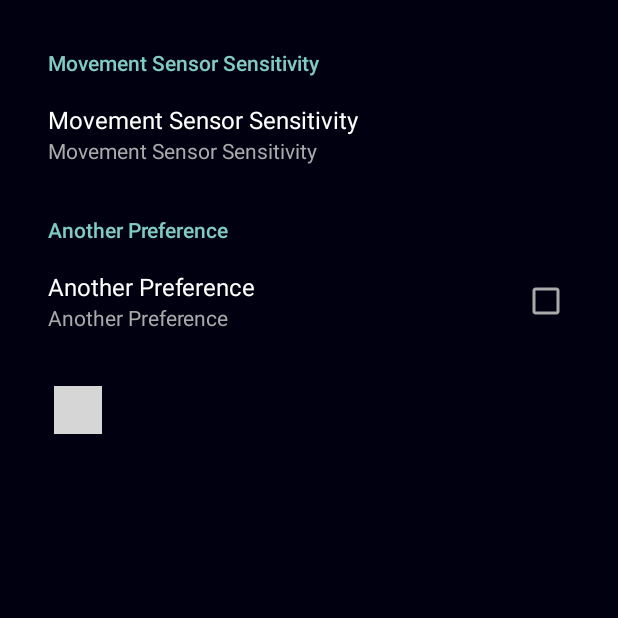
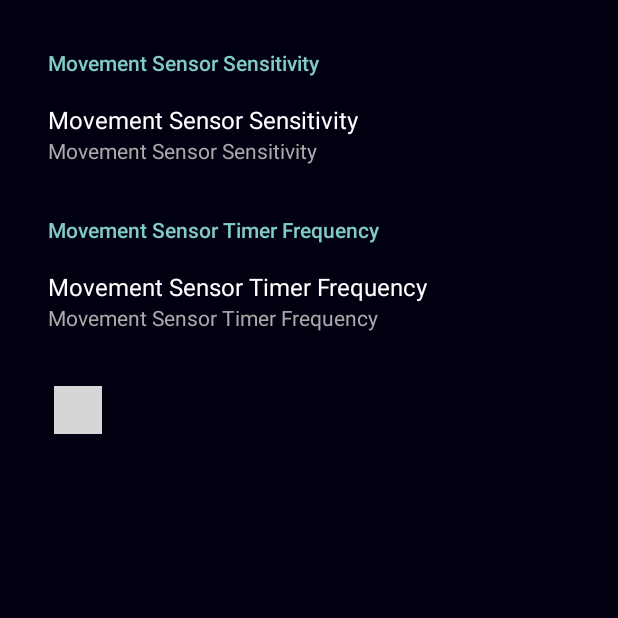
Before and after one commit to chadgolden/SleepTrack, an Android app: the screen it shows after launch (SettingsActivity), after a tap on "Options", on a phone screen of 412 x 824 dp, the top half of it. Run offline under Robolectric (Android 15) with nearby library versions, the phone set to English and light mode, and no system bars; libraries missing offline, so code that uses them is left out: com.github.mikephil.charting; plain views replace LineChart; 42 statements that could not run were skipped; grey boxes are pictures that could not be loaded.

Commit message:
PreferencesActivity now allows changing of the real-time motion sensor parameters.

```diff
--- a/app/src/main/java/com/chadgolden/sleeptrack/activity/MainActivity.java
+++ b/app/src/main/java/com/chadgolden/sleeptrack/activity/MainActivity.java
@@ -2,6 +2,8 @@ package com.chadgolden.sleeptrack.activity;
 
 import android.content.Context;
 import android.content.Intent;
+import android.content.SharedPreferences;
+import android.preference.PreferenceManager;
 import android.support.v7.app.ActionBarActivity;
 import android.os.Bundle;
 import android.view.LayoutInflater;
@@ -18,6 +20,7 @@ import android.widget.TextView;
 
 import com.chadgolden.sleeptrack.R;
 import com.chadgolden.sleeptrack.global.GlobalState;
+import com.chadgolden.sleeptrack.global.GlobalValues;
 import com.github.mikephil.charting.utils.Utils;
 import com.chadgolden.sleeptrack.ui.MyAdapter;
 import com.chadgolden.sleeptrack.ui.ContentItem;
@@ -37,6 +40,17 @@ public class MainActivity extends ActionBarActivity implements AdapterView.OnIte
         getWindow().setFlags(WindowManager.LayoutParams.FLAG_FULLSCREEN,
                 WindowManager.LayoutParams.FLAG_FULLSCREEN);
         setContentView(R.layout.activity_main);
+
+        // Get user application preferences so that we can easily make them accessible by
+        // other application modules.
+        SharedPreferences prefDeviceSensitivity = PreferenceManager.getDefaultSharedPreferences(this);
+
+        // Set some settings variables for other applications to access.
+        GlobalValues values = GlobalValues.getInstance();
+        values.addKeyValuePair("prefDeviceSensitivity",
+                prefDeviceSensitivity.getString("prefDeviceSensitivity", "NULL"));
+        values.addKeyValuePair("prefDeviceSensitivity1",
+                prefDeviceSensitivity.getString("prefDeviceSensitivity1", "NULL"));
 
         Utils.init(getResources());
 
@@ -121,56 +135,4 @@ public class MainActivity extends ActionBarActivity implements AdapterView.OnIte
         }
     }
 
-//    class ContentItem {
-//
-//        String itemName;
-//        String itemDescription;
-//
-//        public ContentItem(String name, String description) {
-//            this.itemName = name;
-//            this.itemDescription = description;
-//        }
-//
-//    }
-//
-//    class MyAdapter extends ArrayAdapter<ContentItem> {
-//
-//        public MyAdapter(Context context, List<ContentItem> items) {
-//            super(context, 0, items);
-//        }
-//
-//        @Override
-//        public View getView(int position, View convertView, ViewGroup parent) {
-//
-//            ContentItem contentItem = getItem(position);
-//
-//            ViewHolder holder = null;
-//
-//            if (convertView == null) {
-//
-//                holder = new ViewHolder();
-//
-//                convertView = LayoutInflater.from(getContext()).inflate(R.layout.list_item, null);
-//                holder.tvName = (TextView) convertView.findViewById(R.id.tvName);
-//                holder.tvDesc = (TextView) convertView.findViewById(R.id.tvDesc);
-//
-//                convertView.setTag(holder);
-//
-//            } else {
-//                holder = (ViewHolder) convertView.getTag();
-//            }
-//
-//            holder.tvName.setText(contentItem.itemName);
-//            holder.tvDesc.setText(contentItem.itemDescription);
-//
-//            return convertView;
-//        }
-//
-//        class ViewHolder {
-//
-//            TextView tvName, tvDesc;
-//        }
-//
-//    }
-
 }
--- /dev/null
+++ b/app/src/main/java/com/chadgolden/sleeptrack/global/GlobalValues.java
@@ -0,0 +1,57 @@
+package com.chadgolden.sleeptrack.global;
+
+import java.util.HashMap;
+import java.util.Map;
+
+/**
+ * Global access point in this application for accessing values stored in key value pairs where
+ * the keys and values are the String type. Type casting and conversion is the responsibility
+ * of the implementing modules.
+ */
+public class GlobalValues {
+
+    /** Singleton instance of this class. */
+    private static GlobalValues instance;
+
+    /** Keys and values are stored as String pairs. */
+    private Map<String, String> keyValuePairs;
+
+    /**
+     * Singleton no-arg constructor of this class.
+     */
+    private GlobalValues() {
+        keyValuePairs = new HashMap<>();
+    }
+
+    /**
+     * Instantiates the instance if it doesn't currently exist then returns the instance.
+     * @return The single instance of this class.
+     */
+    public static synchronized GlobalValues getInstance() {
+        if (instance == null) {
+            instance = new GlobalValues();
+        }
+        return instance;
+    }
+
+    /**
+     * Retrieve the string value of the specified key.
+     * @param key The specified key to retrieve a value for.
+     * @return The value at the specified key.
+     */
+    public String getValue(String key) {
+        return keyValuePairs.get(key);
+    }
+
+    /**
+     * Add the key value pair into the map.
+     * @param key The index in which to store the data within the map.
+     * @param value The value to store for the specified key.
+     * @return The string of the previous entry for the key, if it exists, otherwise null.
+     */
+    public String addKeyValuePair(String key, String value) {
+        return keyValuePairs.put(key, value);
+    }
+
+
+}
--- a/app/src/main/res/values/arrays.xml
+++ b/app/src/main/res/values/arrays.xml
@@ -17,4 +17,22 @@
         <item name="veryHigh">0.1</item>
     </string-array>
 
+    <string-array name="deviceReadingTimings">
+        <item name="verySlow">Very Slow</item>
+        <item name="slow">Slow</item>
+        <item name="average">Average</item>
+        <item name="fast">Fast</item>
+        <item name="veryFast">Very Fast</item>
+        <item name="fastest">Fastest</item>
+    </string-array>
+
+    <string-array name="deviceReadingTimingsValues">
+        <item name="verySlow">100</item>
+        <item name="slow">50</item>
+        <item name="average">10</item>
+        <item name="fast">5</item>
+        <item name="veryFast">3</item>
+        <item name="fastest">1</item>
+    </string-array>
+
 </resources>
--- a/app/src/main/res/values/strings.xml
+++ b/app/src/main/res/values/strings.xml
@@ -12,6 +12,6 @@
     <string name="title_activity_session_view_activitiy">SessionViewActivitiy</string>
     <string name="title_activity_settings">SettingsActivity</string>
     <string name="pref_device_sensitivity">Movement Sensor Sensitivity</string>
-    <string name="pref_device_sensitivity1">Another Preference</string>
+    <string name="pref_device_sensitivity1">Movement Sensor Timer Frequency</string>
 
 </resources>
--- a/app/src/main/res/xml/preferences.xml
+++ b/app/src/main/res/xml/preferences.xml
@@ -9,18 +9,22 @@
             android:textColor="#fff"
             android:key="prefDeviceSensitivity"
             android:entries="@array/deviceSensitivity"
-            android:entryValues="@array/deviceSensitivityValues" >
+            android:entryValues="@array/deviceSensitivityValues"
+            android:defaultValue="0.05">
         </ListPreference>
     </PreferenceCategory>
 
     <PreferenceCategory
         android:title="@string/pref_device_sensitivity1"
         android:textColor="#fff">
-        <CheckBoxPreference
-            android:key="prefSomething1"
+        <ListPreference
+            android:key="prefDeviceSensitivity1"
+            android:entries="@array/deviceReadingTimings"
+            android:entryValues="@array/deviceReadingTimingsValues"
             android:summary="@string/pref_device_sensitivity1"
             android:title="@string/pref_device_sensitivity1"
-            android:textColor="#fff">
-        </CheckBoxPreference>
+            android:textColor="#fff"
+            android:defaultValue="10">
+        </ListPreference>
     </PreferenceCategory>
 </PreferenceScreen>
```
Also changed, not shown: app/src/main/java/com/chadgolden/sleeptrack/activity/SettingsActivity.java (+25 -2 lines).
